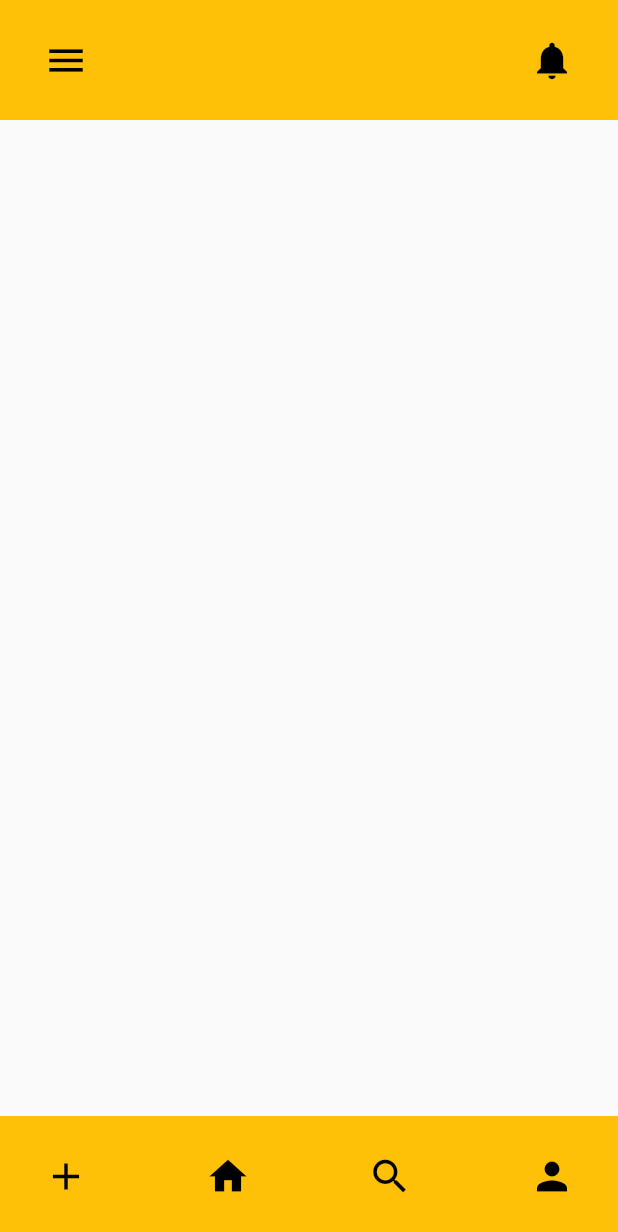
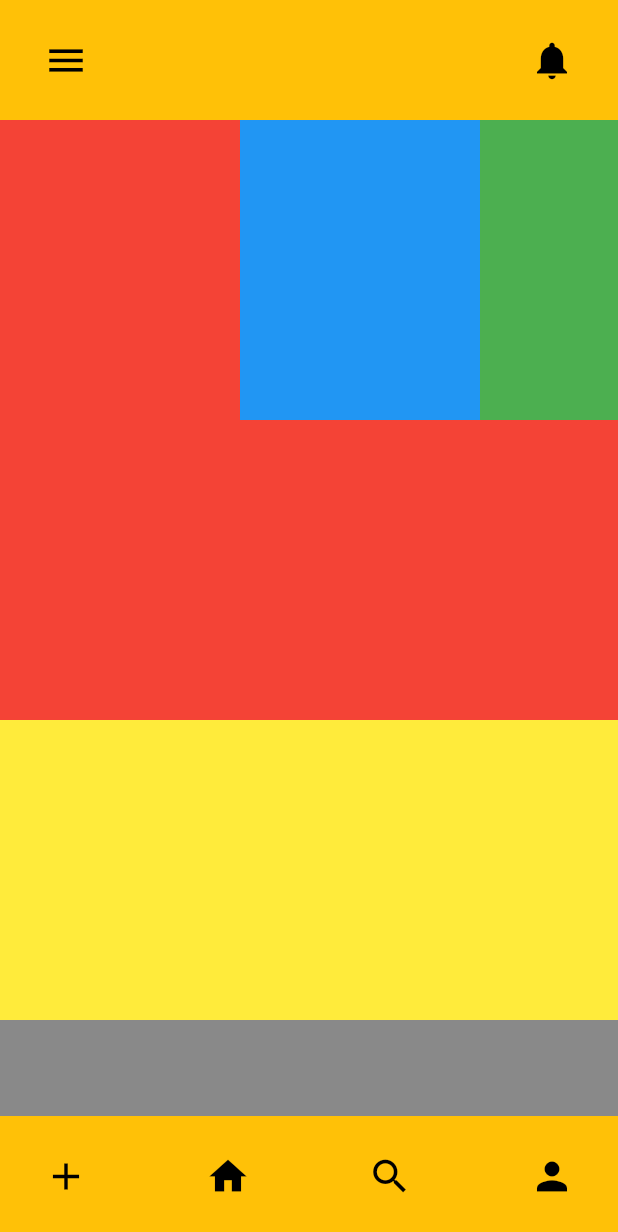
Before and after one commit to cesn4/scale3c_demo_app, a Flutter app: the screen it shows after launch, on a phone screen of 412 x 824 dp. Shown: the top 1232 px of the screen. Run offline on Flutter 3.47's test engine with Material 2 defaults, Android fonts, the phone set to English and light mode, and no system bars.

Commit message:
scroll mechanics

```diff
--- a/lib/views/home_view.dart
+++ b/lib/views/home_view.dart
@@ -1,10 +1,65 @@
 import 'package:flutter/material.dart';
+import 'package:flutter/rendering.dart';
 import 'package:scale3c_demo_app/scale3c_demo_app.dart';
 
 class HomeView extends StatelessWidget {
   @override
   Widget build(BuildContext context) {
     return Scaffold(
-        appBar: CustomAppBar(), bottomNavigationBar: CustomAppNavigation());
+        appBar: CustomAppBar(),
+        body: ListView(
+          scrollDirection: Axis.vertical,
+          children: [
+            Container(
+              height: 200.0,
+              child: ListView(
+                scrollDirection: Axis.horizontal,
+                children: [
+                  Container(
+                    width: 160.0,
+                    color: Colors.red,
+                  ),
+                  Container(
+                    width: 160.0,
+                    color: Colors.blue,
+                  ),
+                  Container(
+                    width: 160.0,
+                    color: Colors.green,
+                  ),
+                  Container(
+                    width: 160.0,
+                    color: Colors.yellow,
+                  ),
+                  Container(
+                    width: 160.0,
+                    color: Colors.orange,
+                  ),
+                ],
+              ),
+            ),
+            Container(
+              height: 200.0,
+              color: Colors.red,
+            ),
+            Container(
+              height: 200.0,
+              color: Colors.yellow,
+            ),
+            Container(
+              height: 200.0,
+              color: Colors.black45,
+            ),
+            Container(
+              height: 200.0,
+              color: Colors.orange,
+            ),
+            Container(
+              height: 200.0,
+              color: Colors.blue,
+            ),
+          ],
+        ),
+        bottomNavigationBar: CustomAppNavigation());
   }
 }
```
